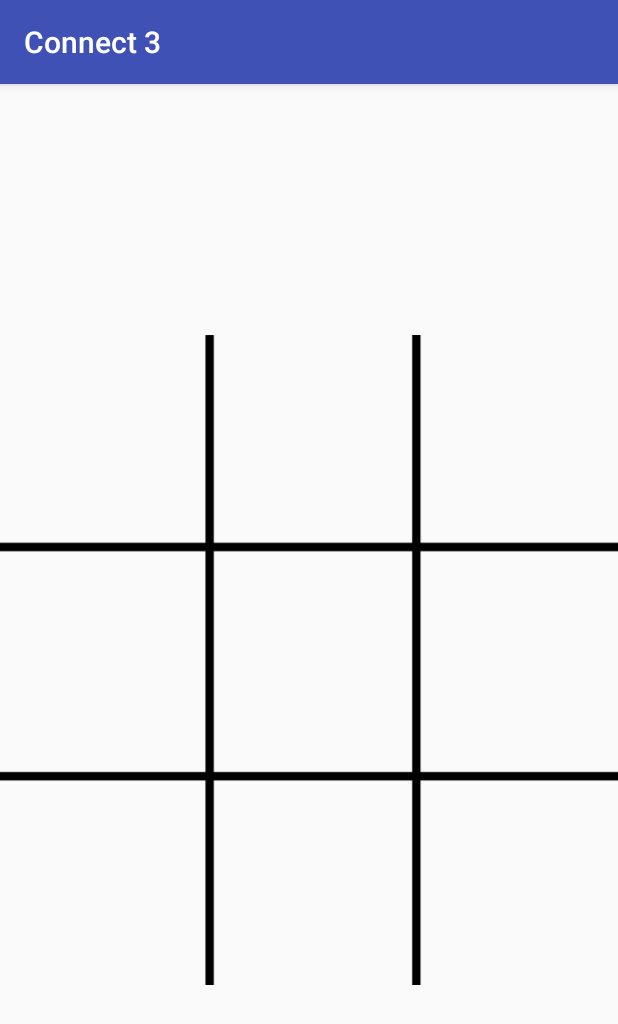
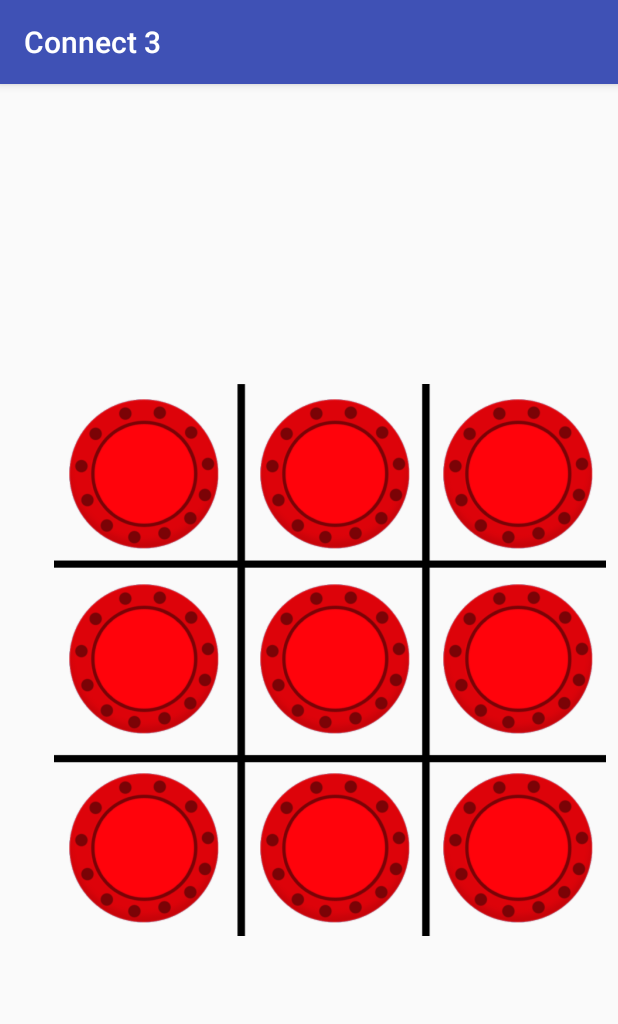
Before and after one commit to CoderBear/Connect3, an Android app: the screen it shows after launch (MainActivity), on a phone screen of 412 x 824 dp. Shown: the top 1024 px of the screen. Run offline under Robolectric (Android 15) with nearby library versions, the phone set to English and light mode, and no system bars.

```diff
--- a/app/src/main/java/com/udemy/sbsapps/connect3/MainActivity.java
+++ b/app/src/main/java/com/udemy/sbsapps/connect3/MainActivity.java
@@ -2,8 +2,53 @@ package com.udemy.sbsapps.connect3;
 
 import android.support.v7.app.AppCompatActivity;
 import android.os.Bundle;
+import android.view.View;
+import android.widget.ImageView;
+import android.widget.Toast;
 
 public class MainActivity extends AppCompatActivity {
+
+    // 0: yellow, 1: red, 2: empty
+    int[] gameState = {2,2,2,2,2,2,2,2,2};
+
+    int[][] winningPositions = {{0,1,2}, {3,4,5}, {6,7,8},
+                                {0,3,6}, {1,4,7}, {2,5,8},
+                                {0,4,8}, {2,4,6}};
+
+    // 0 == yellow, 1 == red
+    int active_player = 0;
+
+    public void dropIn(View view) {
+        ImageView counter = (ImageView) view;
+
+        int tappedCounter = Integer.parseInt(counter.getTag().toString());
+
+        String mesaage = "The ";
+
+        counter.setTranslationY(-1500);
+
+        if(active_player == 0) {
+            counter.setImageResource(R.drawable.yellow);
+            active_player = 1;
+        } else {
+            counter.setImageResource(R.drawable.red);
+            active_player = 0;
+        }
+
+        counter.animate().translationYBy(1500).rotation(3600).setDuration(300);
+
+        for (int[] winningPosition : winningPositions) {
+            if(gameState[winningPosition[0]] == gameState[winningPosition[1]] && gameState[winningPosition[1]] == gameState[winningPosition[2]] && gameState[winningPosition[0]] != 2) {
+                if(active_player == 1){
+                    mesaage += "yellow player has won!";
+                } else if(active_player == 0){
+                    mesaage += "red player has won!";
+                }
+
+                Toast.makeText(this, mesaage, Toast.LENGTH_LONG).show();
+            }
+        }
+    }
 
     @Override
     protected void onCreate(Bundle savedInstanceState) {
--- a/app/src/main/res/layout/activity_main.xml
+++ b/app/src/main/res/layout/activity_main.xml
@@ -6,11 +6,122 @@
     android:layout_height="match_parent"
     tools:context="com.udemy.sbsapps.connect3.MainActivity">
 
-    <ImageView
-        android:id="@+id/imageView"
-        android:layout_width="wrap_content"
-        android:layout_height="wrap_content"
-        app:srcCompat="@drawable/board"
-        tools:layout_editor_absoluteX="0dp"
-        tools:layout_editor_absoluteY="0dp" />
+    <GridLayout
+        android:layout_width="368dp"
+        android:layout_height="368dp"
+        android:layout_marginBottom="16dp"
+        android:layout_marginEnd="8dp"
+        android:layout_marginStart="8dp"
+        android:layout_marginTop="16dp"
+        android:background="@drawable/board"
+        android:columnCount="3"
+        android:rowCount="3"
+        app:layout_constraintBottom_toBottomOf="parent"
+        app:layout_constraintEnd_toEndOf="parent"
+        app:layout_constraintHorizontal_bias="1.0"
+        app:layout_constraintStart_toStartOf="parent"
+        app:layout_constraintTop_toTopOf="parent">
+
+        <ImageView
+            android:id="@+id/imageView1"
+            android:layout_width="100dp"
+            android:layout_height="100dp"
+            android:layout_margin="10dp"
+            android:contentDescription="tokens for the game"
+            android:onClick="dropIn"
+            android:tag="0"
+            app:srcCompat="@drawable/red" />
+
+        <ImageView
+            android:id="@+id/imageView2"
+            android:layout_width="100dp"
+            android:layout_height="100dp"
+            android:layout_margin="10dp"
+            android:layout_marginLeft="17dp"
+            android:contentDescription="tokens for the game"
+            android:onClick="dropIn"
+            android:tag="1"
+            app:srcCompat="@drawable/red" />
+
+        <ImageView
+            android:id="@+id/imageView3"
+            android:layout_width="100dp"
+            android:layout_height="100dp"
+            android:layout_margin="10dp"
+            android:layout_marginLeft="12dp"
+            android:contentDescription="tokens for the game"
+            android:onClick="dropIn"
+            android:tag="2"
+            app:srcCompat="@drawable/red" />
+
+        <ImageView
+            android:id="@+id/imageView4"
+            android:layout_width="100dp"
+            android:layout_height="100dp"
+            android:layout_margin="10dp"
+            android:layout_marginTop="13dp"
+            android:contentDescription="tokens for the game"
+            android:onClick="dropIn"
+            android:tag="3"
+            app:srcCompat="@drawable/red" />
+
+        <ImageView
+            android:id="@+id/imageView5"
+            android:layout_width="100dp"
+            android:layout_height="100dp"
+            android:layout_margin="10dp"
+            android:layout_marginLeft="17dp"
+            android:layout_marginTop="13dp"
+            android:contentDescription="tokens for the game"
+            android:onClick="dropIn"
+            android:tag="4"
+            app:srcCompat="@drawable/red" />
+
+        <ImageView
+            android:id="@+id/imageView6"
+            android:layout_width="100dp"
+            android:layout_height="100dp"
+            android:layout_margin="10dp"
+            android:layout_marginLeft="12dp"
+            android:layout_marginTop="13dp"
+            android:contentDescription="tokens for the game"
+            android:onClick="dropIn"
+            android:tag="5"
+            app:srcCompat="@drawable/red" />
+
+        <ImageView
+            android:id="@+id/imageView7"
+            android:layout_width="100dp"
+            android:layout_height="100dp"
+            android:layout_margin="10dp"
+            android:layout_marginTop="16dp"
+            android:contentDescription="tokens for the game"
+            android:onClick="dropIn"
+            android:tag="6"
+            app:srcCompat="@drawable/red" />
+
+        <ImageView
+            android:id="@+id/imageView8"
+            android:layout_width="100dp"
+            android:layout_height="100dp"
+            android:layout_margin="10dp"
+            android:layout_marginLeft="17dp"
+            android:layout_marginTop="16dp"
+            android:contentDescription="tokens for the game"
+            android:onClick="dropIn"
+            android:tag="7"
+            app:srcCompat="@drawable/red" />
+
+        <ImageView
+            android:id="@+id/imageView9"
+            android:layout_width="100dp"
+            android:layout_height="100dp"
+            android:layout_margin="10dp"
+            android:layout_marginLeft="12dp"
+            android:layout_marginTop="16dp"
+            android:contentDescription="tokens for the game"
+            android:onClick="dropIn"
+            android:tag="8"
+            app:srcCompat="@drawable/red" />
+    </GridLayout>
 </android.support.constraint.ConstraintLayout>
```
